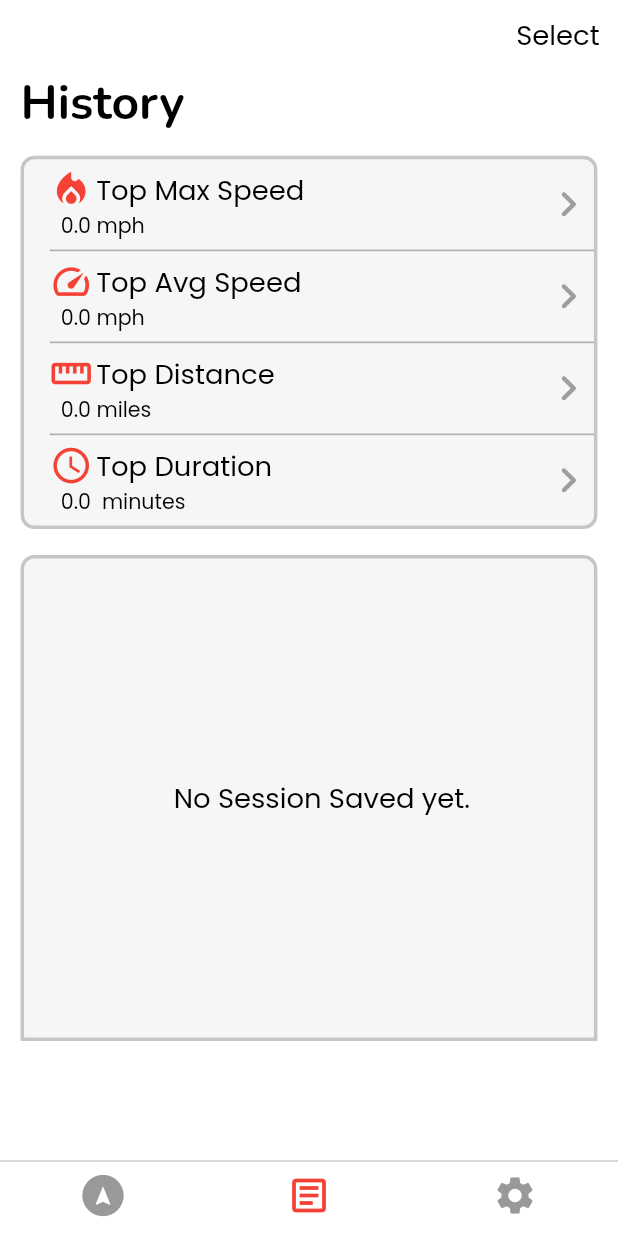
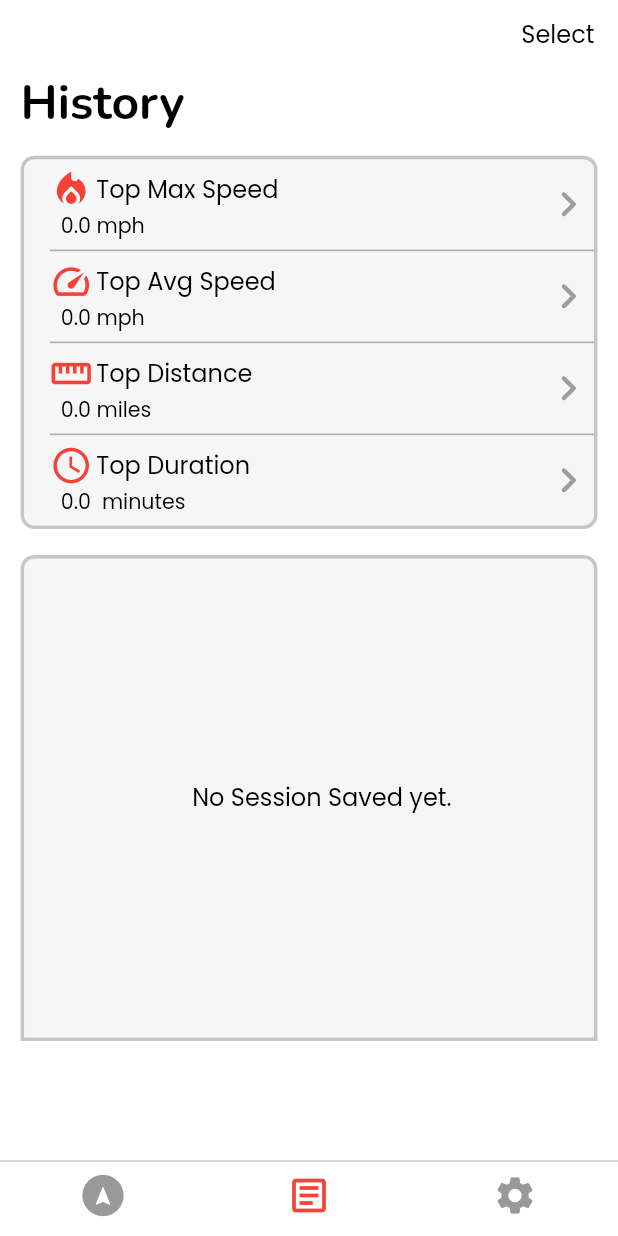
Before and after one commit to thisjustin93/Speedometer_Hero, a Flutter app: the screen it shows after launch, after a tap on the "article" icon, on a phone screen of 412 x 824 dp. Run offline on Flutter 3.47's test engine with Material 2 defaults, Android fonts, the light colour scheme and no system bars; our stand-ins replace flutter_compass, flutter_screenutil, flutter_slidable, geolocator, google_fonts, google_maps_flutter and 8 more; missing offline and left inert: clipboard, pull_down_button; accounts and stored records are empty.

Commit message:
some fixes

```diff
--- a/lib/core/components/measurement_box.dart
+++ b/lib/core/components/measurement_box.dart
@@ -49,7 +49,7 @@ class MeasurementBox extends StatelessWidget {
                 : '${measurement.toStringAsFixed(1)} $measurementUnit',
             style: TextStyle(
               fontWeight: FontWeight.w700,
-              fontSize: isPortrait ? 17.sp : 10.sp,
+              fontSize: isPortrait ? 15.sp : 10.sp,
               color: Theme.of(context).colorScheme.onPrimary,
             ),
           )
--- a/lib/core/styling/text_styles.dart
+++ b/lib/core/styling/text_styles.dart
@@ -9,7 +9,7 @@ class AppTextStyles {
     return GoogleFonts.poppins(
       fontWeight: FontWeight.w400,
       fontStyle: FontStyle.normal,
-      fontSize: 16.sp,
+      fontSize: 14.sp,
       decoration: TextDecoration.none,
       letterSpacing: 0,
       color: Theme.of(context).colorScheme.onPrimary,
--- a/lib/features/home/screens/home_screen.dart
+++ b/lib/features/home/screens/home_screen.dart
@@ -175,7 +175,7 @@ class _HomeScreenState extends State<HomeScreen> {
                 Container(
                   width: isPortrait
                       ? 250.w
-                      : (MediaQuery.of(context).size.width * 0.26).w,
+                      : (MediaQuery.of(context).size.height * 0.92),
                   height: 240.h,
                   color: Colors.transparent,
                 ),
@@ -250,24 +250,17 @@ class _HomeScreenState extends State<HomeScreen> {
       body: LayoutBuilder(
         builder: (context, constraints) {
           // final isPortrait = constraints.maxHeight > constraints.maxWidth;
-
+          print(constraints);
           return Stack(
             children: [
               if (settings.showCityName)
                 Positioned(
                   top: isPortrait
-                      ? (MediaQuery.of(context).padding.top +
-                              MediaQuery.of(context).size.height * 0.05)
-                          .h
-                      : (MediaQuery.of(context).padding.top +
-                              MediaQuery.of(context).size.height * 0.3)
-                          .h,
-                  left: isPortrait
-                      ? 0
-                      : (MediaQuery.of(context).size.width * 0.12).w,
+                      ? (constraints.maxHeight * 0.14)
+                      : (constraints.maxHeight * 0.17),
+                  left: isPortrait ? 0 : (constraints.maxWidth * 0.22),
                   right: isPortrait ? 0 : null,
                   bottom: isPortrait ? null : 0,
-                  child: SafeArea(
                   child: Text(
                     'Jerico',
                     style: context.textStyles.mRegular().copyWith(
@@ -275,7 +268,6 @@ class _HomeScreenState extends State<HomeScreen> {
                           fontSize: isPortrait ? 18.sp : 10.sp,
                         ),
                     textAlign: TextAlign.center,
-                    ),
                   ),
                 ),
               if (settings.showCompass)
--- a/lib/features/home/widgets/carousel_cards.dart
+++ b/lib/features/home/widgets/carousel_cards.dart
@@ -51,7 +51,7 @@ class FancyCard extends StatelessWidget {
               height: isPortrait ? 280.h : 230.h,
               width: isPortrait
                   ? 320.w
-                  : (MediaQuery.of(context).size.width * 0.26).w,
+                  : (MediaQuery.of(context).size.width * 0.49),
               // padding: EdgeInsets.symmetric(
               //     horizontal: isPortrait ? 15.w : 0.w,
               //     vertical: isPortrait
@@ -110,7 +110,7 @@ class FancyCard extends StatelessWidget {
                                   color:
                                       Theme.of(context).colorScheme.onPrimary,
                                   fontWeight: FontWeight.w900,
-                                  fontSize: isPortrait ? 120.sp : 50.sp,
+                                  fontSize: isPortrait ? 100.sp : 50.sp,
                                   height: 0.7),
                             )
                           ],
```
Lines whose indentation alone changed are shown as unchanged.
